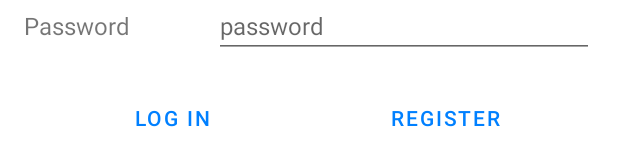
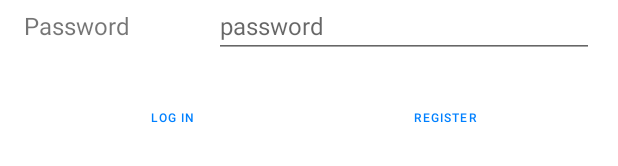
Before and after one commit to bwlodarski277/PhotoMap, an Android app: the layout activity_main.xml on its own in the app's theme, with its tools: preview values and no code run, on a phone screen of 412 x 824 dp. Shown: the part 191-357 px from the top of the screen. Run offline under Robolectric (Android 15) with nearby library versions, the phone set to English and light mode, and no system bars.

Commit message:
Added dynamic text size to a TextView

```diff
--- a/app/src/main/res/layout/activity_main.xml
+++ b/app/src/main/res/layout/activity_main.xml
@@ -82,8 +82,8 @@
         style="?android:attr/buttonBarStyle"
         android:layout_width="match_parent"
         android:layout_height="wrap_content"
-        android:paddingBottom="@dimen/general_padding"
-        android:orientation="horizontal">
+        android:orientation="horizontal"
+        android:paddingBottom="@dimen/general_padding">
 
         <Button
             android:id="@+id/loginButton"
@@ -93,8 +93,9 @@
             android:layout_marginLeft="@dimen/general_padding"
             android:layout_marginRight="@dimen/general_padding"
             android:layout_weight="1"
+            android:onClick="login"
             android:text="@string/login_text"
-            android:onClick="login"/>
+            android:textSize="@dimen/button_text_size" />
 
         <Button
             android:id="@+id/registerButton"
@@ -104,13 +105,15 @@
             android:layout_marginEnd="@dimen/general_padding"
             android:layout_marginRight="@dimen/general_padding"
             android:layout_weight="1"
+            android:onClick="register"
             android:text="@string/register_text"
-            android:onClick="register"/>
+            android:textSize="@dimen/button_text_size" />
     </LinearLayout>
 
     <TextView
         android:id="@+id/userInfo"
         android:layout_width="match_parent"
-        android:layout_height="wrap_content" />
+        android:layout_height="wrap_content"
+        android:textSize="@dimen/regular_text_size" />
 
 </LinearLayout>
```
